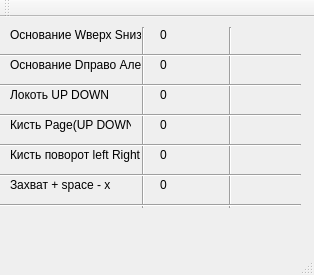
Tulen-incorporated/leor-dome, file leor_computer_part/Tor3n_matan/RobotCONTROL v0.1/mainwindow.ui: the form before one commit.
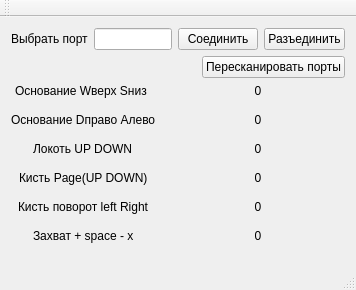
The form after the commit.

Commit message: Переделал все (

What changed in the file:
```diff
--- a/leor_computer_part/Tor3n_matan/RobotCONTROL v0.1/mainwindow.ui
+++ b/leor_computer_part/Tor3n_matan/RobotCONTROL v0.1/mainwindow.ui
@@ -6,274 +6,226 @@
    <rect>
     <x>0</x>
     <y>0</y>
-    <width>314</width>
-    <height>275</height>
+    <width>356</width>
+    <height>290</height>
    </rect>
   </property>
   <property name="windowTitle">
    <string>MainWindow</string>
   </property>
   <widget class="QWidget" name="centralWidget">
-   <widget class="QLabel" name="label">
-    <property name="geometry">
-     <rect>
-      <x>10</x>
-      <y>10</y>
-      <width>131</width>
-      <height>16</height>
-     </rect>
-    </property>
-    <property name="text">
-     <string>Основание Wверх Sниз </string>
-    </property>
-   </widget>
-   <widget class="QLabel" name="label_2">
-    <property name="geometry">
-     <rect>
-      <x>10</x>
-      <y>40</y>
-      <width>131</width>
-      <height>16</height>
-     </rect>
-    </property>
-    <property name="text">
-     <string>Основание Dправо Aлево</string>
-    </property>
-   </widget>
-   <widget class="QLabel" name="label_3">
-    <property name="geometry">
-     <rect>
-      <x>10</x>
-      <y>70</y>
-      <width>111</width>
-      <height>16</height>
-     </rect>
-    </property>
-    <property name="text">
-     <string>Локоть UP DOWN</string>
-    </property>
-   </widget>
-   <widget class="QLabel" name="label_4">
-    <property name="geometry">
-     <rect>
-      <x>10</x>
-      <y>100</y>
-      <width>121</width>
-      <height>16</height>
-     </rect>
-    </property>
-    <property name="text">
-     <string>Кисть Page(UP DOWN)</string>
-    </property>
-   </widget>
-   <widget class="QLabel" name="label_5">
-    <property name="geometry">
-     <rect>
-      <x>10</x>
-      <y>130</y>
-      <width>131</width>
-      <height>16</height>
-     </rect>
-    </property>
-    <property name="text">
-     <string>Кисть поворот left Right</string>
-    </property>
-   </widget>
-   <widget class="QLabel" name="label_6">
-    <property name="geometry">
-     <rect>
-      <x>10</x>
-      <y>160</y>
-      <width>111</width>
-      <height>16</height>
-     </rect>
-    </property>
-    <property name="text">
-     <string>Захват + space - x</string>
-    </property>
-   </widget>
-   <widget class="Line" name="line">
-    <property name="geometry">
-     <rect>
-      <x>133</x>
-      <y>10</y>
-      <width>20</width>
-      <height>181</height>
-     </rect>
-    </property>
-    <property name="orientation">
-     <enum>Qt::Vertical</enum>
-    </property>
-   </widget>
-   <widget class="QLabel" name="label_7">
-    <property name="geometry">
-     <rect>
-      <x>160</x>
-      <y>10</y>
-      <width>61</width>
-      <height>16</height>
-     </rect>
-    </property>
-    <property name="text">
-     <string>0</string>
-    </property>
-   </widget>
-   <widget class="QLabel" name="label_8">
-    <property name="geometry">
-     <rect>
-      <x>160</x>
-      <y>40</y>
-      <width>61</width>
-      <height>16</height>
-     </rect>
-    </property>
-    <property name="text">
-     <string>0</string>
-    </property>
-   </widget>
-   <widget class="Line" name="line_2">
-    <property name="geometry">
-     <rect>
-      <x>220</x>
-      <y>10</y>
-      <width>20</width>
-      <height>181</height>
-     </rect>
-    </property>
-    <property name="orientation">
-     <enum>Qt::Vertical</enum>
-    </property>
-   </widget>
-   <widget class="Line" name="line_3">
-    <property name="geometry">
-     <rect>
-      <x>0</x>
-      <y>180</y>
-      <width>301</width>
-      <height>16</height>
-     </rect>
-    </property>
-    <property name="orientation">
-     <enum>Qt::Horizontal</enum>
-    </property>
-   </widget>
-   <widget class="Line" name="line_4">
-    <property name="geometry">
-     <rect>
-      <x>0</x>
-      <y>30</y>
-      <width>301</width>
-      <height>16</height>
-     </rect>
-    </property>
-    <property name="orientation">
-     <enum>Qt::Horizontal</enum>
-    </property>
-   </widget>
-   <widget class="Line" name="line_5">
-    <property name="geometry">
-     <rect>
-      <x>0</x>
-      <y>60</y>
-      <width>301</width>
-      <height>16</height>
-     </rect>
-    </property>
-    <property name="orientation">
-     <enum>Qt::Horizontal</enum>
-    </property>
-   </widget>
-   <widget class="Line" name="line_6">
-    <property name="geometry">
-     <rect>
-      <x>0</x>
-      <y>90</y>
-      <width>301</width>
-      <height>16</height>
-     </rect>
-    </property>
-    <property name="orientation">
-     <enum>Qt::Horizontal</enum>
-    </property>
-   </widget>
-   <widget class="Line" name="line_7">
-    <property name="geometry">
-     <rect>
-      <x>0</x>
-      <y>120</y>
-      <width>301</width>
-      <height>16</height>
-     </rect>
-    </property>
-    <property name="orientation">
-     <enum>Qt::Horizontal</enum>
-    </property>
-   </widget>
-   <widget class="Line" name="line_8">
-    <property name="geometry">
-     <rect>
-      <x>0</x>
-      <y>150</y>
-      <width>301</width>
-      <height>16</height>
-     </rect>
-    </property>
-    <property name="orientation">
-     <enum>Qt::Horizontal</enum>
-    </property>
-   </widget>
-   <widget class="QLabel" name="label_9">
-    <property name="geometry">
-     <rect>
-      <x>160</x>
-      <y>70</y>
-      <width>61</width>
-      <height>16</height>
-     </rect>
-    </property>
-    <property name="text">
-     <string>0</string>
-    </property>
-   </widget>
-   <widget class="QLabel" name="label_10">
-    <property name="geometry">
-     <rect>
-      <x>160</x>
-      <y>100</y>
-      <width>61</width>
-      <height>16</height>
-     </rect>
-    </property>
-    <property name="text">
-     <string>0</string>
-    </property>
-   </widget>
-   <widget class="QLabel" name="label_11">
-    <property name="geometry">
-     <rect>
-      <x>160</x>
-      <y>130</y>
-      <width>61</width>
-      <height>16</height>
-     </rect>
-    </property>
-    <property name="text">
-     <string>0</string>
-    </property>
-   </widget>
-   <widget class="QLabel" name="label_12">
-    <property name="geometry">
-     <rect>
-      <x>160</x>
-      <y>160</y>
-      <width>61</width>
-      <height>16</height>
-     </rect>
-    </property>
-    <property name="text">
-     <string>0</string>
-    </property>
-   </widget>
+   <layout class="QVBoxLayout" name="verticalLayout_2">
+    <item>
+     <layout class="QVBoxLayout" name="verticalLayout">
+      <item>
+       <layout class="QHBoxLayout" name="horizontalLayout">
+        <item>
+         <widget class="QLabel" name="label_13">
+          <property name="text">
+           <string>Выбрать порт</string>
+          </property>
+          <property name="buddy">
+           <cstring>lineEdit</cstring>
+          </property>
+         </widget>
+        </item>
+        <item>
+         <widget class="QLineEdit" name="lineEdit"/>
+        </item>
+        <item>
+         <widget class="QPushButton" name="pushButton">
+          <property name="text">
+           <string>Соединить</string>
+          </property>
+         </widget>
+        </item>
+        <item>
+         <widget class="QPushButton" name="pushButton_2">
+          <property name="text">
+           <string>Разъединить</string>
+          </property>
+         </widget>
+        </item>
+       </layout>
+      </item>
+      <item>
+       <layout class="QHBoxLayout" name="horizontalLayout_2">
+        <item>
+         <spacer name="horizontalSpacer">
+          <property name="orientation">
+           <enum>Qt::Horizontal</enum>
+          </property>
+          <property name="sizeHint" stdset="0">
+           <size>
+            <width>198</width>
+            <height>20</height>
+           </size>
+          </property>
+         </spacer>
+        </item>
+        <item>
+         <widget class="QPushButton" name="pushButton_3">
+          <property name="text">
+           <string>Пересканировать порты</string>
+          </property>
+         </widget>
+        </item>
+       </layout>
+      </item>
+     </layout>
+    </item>
+    <item>
+     <layout class="QFormLayout" name="formLayout">
+      <property name="labelAlignment">
+       <set>Qt::AlignCenter</set>
+      </property>
+      <property name="horizontalSpacing">
+       <number>15</number>
+      </property>
+      <property name="verticalSpacing">
+       <number>15</number>
+      </property>
+      <item row="0" column="0">
+       <widget class="QLabel" name="label">
+        <property name="text">
+         <string>Основание Wверх Sниз </string>
+        </property>
+       </widget>
+      </item>
+      <item row="0" column="1">
+       <widget class="QLabel" name="label_7">
+        <property name="sizePolicy">
+         <sizepolicy hsizetype="Expanding" vsizetype="Preferred">
+          <horstretch>0</horstretch>
+          <verstretch>0</verstretch>
+         </sizepolicy>
+        </property>
+        <property name="text">
+         <string>0</string>
+        </property>
+        <property name="alignment">
+         <set>Qt::AlignCenter</set>
+        </property>
+       </widget>
+      </item>
+      <item row="1" column="0">
+       <widget class="QLabel" name="label_2">
+        <property name="text">
+         <string>Основание Dправо Aлево</string>
+        </property>
+       </widget>
+      </item>
+      <item row="1" column="1">
+       <widget class="QLabel" name="label_8">
+        <property name="sizePolicy">
+         <sizepolicy hsizetype="Expanding" vsizetype="Preferred">
+          <horstretch>0</horstretch>
+          <verstretch>0</verstretch>
+         </sizepolicy>
+        </property>
+        <property name="text">
+         <string>0</string>
+        </property>
+        <property name="alignment">
+         <set>Qt::AlignCenter</set>
+        </property>
+       </widget>
+      </item>
+      <item row="2" column="0">
+       <widget class="QLabel" name="label_3">
+        <property name="text">
+         <string>Локоть UP DOWN</string>
+        </property>
+       </widget>
+      </item>
+      <item row="2" column="1">
+       <widget class="QLabel" name="label_9">
+        <property name="sizePolicy">
+         <sizepolicy hsizetype="Expanding" vsizetype="Preferred">
+          <horstretch>0</horstretch>
+          <verstretch>0</verstretch>
+         </sizepolicy>
+        </property>
+        <property name="text">
+         <string>0</string>
+        </property>
+        <property name="alignment">
+         <set>Qt::AlignCenter</set>
+        </property>
+       </widget>
+      </item>
+      <item row="3" column="0">
+       <widget class="QLabel" name="label_4">
+        <property name="text">
+         <string>Кисть Page(UP DOWN)</string>
+        </property>
+       </widget>
+      </item>
+      <item row="3" column="1">
+       <widget class="QLabel" name="label_10">
+        <property name="sizePolicy">
+         <sizepolicy hsizetype="Expanding" vsizetype="Preferred">
+          <horstretch>0</horstretch>
+          <verstretch>0</verstretch>
+         </sizepolicy>
+        </property>
+        <property name="text">
+         <string>0</string>
+        </property>
+        <property name="alignment">
+         <set>Qt::AlignCenter</set>
+        </property>
+       </widget>
+      </item>
+      <item row="4" column="0">
+       <widget class="QLabel" name="label_5">
+        <property name="text">
+         <string>Кисть поворот left Right</string>
+        </property>
+       </widget>
+      </item>
+      <item row="4" column="1">
+       <widget class="QLabel" name="label_11">
+        <property name="sizePolicy">
+         <sizepolicy hsizetype="Expanding" vsizetype="Preferred">
+          <horstretch>0</horstretch>
+          <verstretch>0</verstretch>
+         </sizepolicy>
+        </property>
+        <property name="text">
+         <string>0</string>
+        </property>
+        <property name="alignment">
+         <set>Qt::AlignCenter</set>
+        </property>
+       </widget>
+      </item>
+      <item row="5" column="0">
+       <widget class="QLabel" name="label_6">
+        <property name="text">
+         <string>Захват + space - x</string>
+        </property>
+       </widget>
+      </item>
+      <item row="5" column="1">
+       <widget class="QLabel" name="label_12">
+        <property name="sizePolicy">
+         <sizepolicy hsizetype="Expanding" vsizetype="Preferred">
+          <horstretch>0</horstretch>
+          <verstretch>0</verstretch>
+         </sizepolicy>
+        </property>
+        <property name="text">
+         <string>0</string>
+        </property>
+        <property name="alignment">
+         <set>Qt::AlignCenter</set>
+        </property>
+       </widget>
+      </item>
+     </layout>
+    </item>
+   </layout>
   </widget>
   <widget class="QMenuBar" name="menuBar">
    <property name="geometry">
```
Left out of the diff: 2 changed lines with no effect on the pictures. The commit also changes 2 other files.
